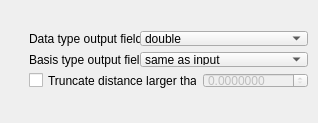
Old version of the form src/Interface/Modules/Fields/calculatedistancetofield.ui in the repository SCIInstitute/SCIRun.
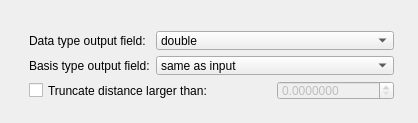
New version of the form.

```diff
--- a/src/Interface/Modules/Fields/calculatedistancetofield.ui
+++ b/src/Interface/Modules/Fields/calculatedistancetofield.ui
@@ -6,7 +6,7 @@
    <rect>
     <x>0</x>
     <y>0</y>
-    <width>318</width>
+    <width>418</width>
     <height>123</height>
    </rect>
   </property>
@@ -18,8 +18,8 @@
     <rect>
      <x>18</x>
      <y>20</y>
-     <width>300</width>
-     <height>79</height>
+     <width>387</width>
+     <height>91</height>
     </rect>
    </property>
    <layout class="QGridLayout" name="gridLayout">
```
